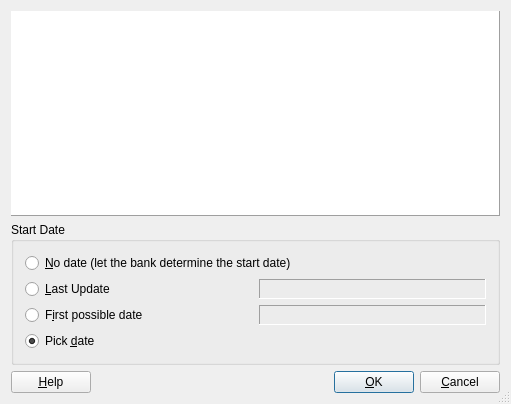
Qt form kmymoney/plugins/kbanking/dialogs/kbpickstartdate.ui (KDE/kmymoney) before a commit.
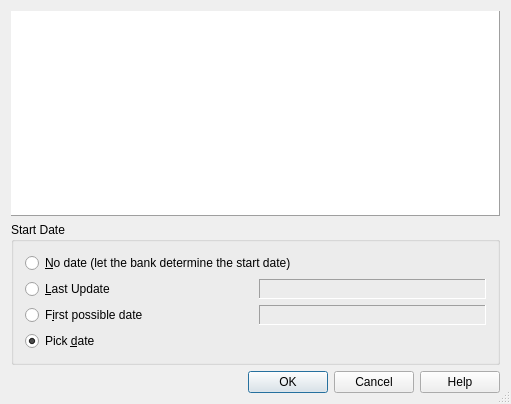
The same form after that commit. Custom widgets are drawn as their Qt base class.

Commit message:
Use QDialogButtonBox when possible
Switch few dialogs to QDialogButtonBox instead of manually creating the
buttons of dialogs: this avoids wasting strings in UI files, and to
override them later using KStandardGuiItem elements.

Patch:
```diff
--- a/kmymoney/plugins/kbanking/dialogs/kbpickstartdate.ui
+++ b/kmymoney/plugins/kbanking/dialogs/kbpickstartdate.ui
@@ -109,51 +109,11 @@
     </widget>
    </item>
    <item>
-    <layout class="QHBoxLayout">
-     <item>
-      <widget class="QPushButton" name="buttonHelp">
-       <property name="text">
-        <string>&amp;Help</string>
-       </property>
-      </widget>
-     </item>
-     <item>
-      <spacer name="Horizontal Spacing2">
-       <property name="orientation">
-        <enum>Qt::Horizontal</enum>
-       </property>
-       <property name="sizeType">
-        <enum>QSizePolicy::Expanding</enum>
-       </property>
-       <property name="sizeHint" stdset="0">
-        <size>
-         <width>50</width>
-         <height>20</height>
-        </size>
-       </property>
-      </spacer>
-     </item>
-     <item>
-      <widget class="QPushButton" name="buttonOk">
-       <property name="text">
-        <string>&amp;OK</string>
-       </property>
-       <property name="autoDefault">
-        <bool>true</bool>
-       </property>
-       <property name="default">
-        <bool>true</bool>
-       </property>
-      </widget>
-     </item>
-     <item>
-      <widget class="QPushButton" name="buttonCancel">
-       <property name="text">
-        <string>&amp;Cancel</string>
-       </property>
-      </widget>
-     </item>
-    </layout>
+    <widget class="QDialogButtonBox" name="buttonBox">
+     <property name="standardButtons">
+      <set>QDialogButtonBox::Cancel|QDialogButtonBox::Help|QDialogButtonBox::Ok</set>
+     </property>
+    </widget>
    </item>
   </layout>
  </widget>
```
Left out of the diff: 72 changed lines with no effect on the pictures. The commit also changes 27 other files.
